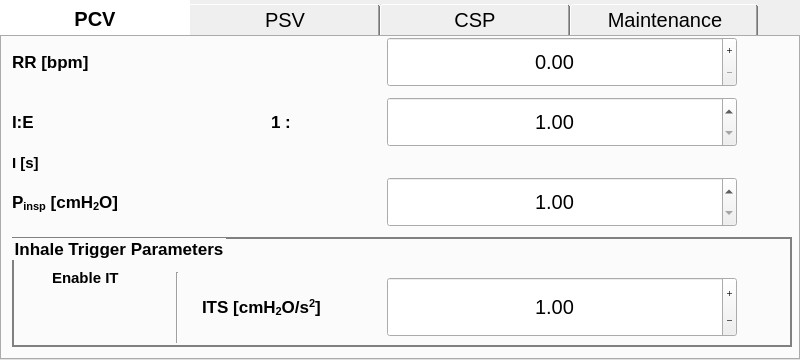
Qt form gui/settings/settings.ui (guescio/gui) before a commit.
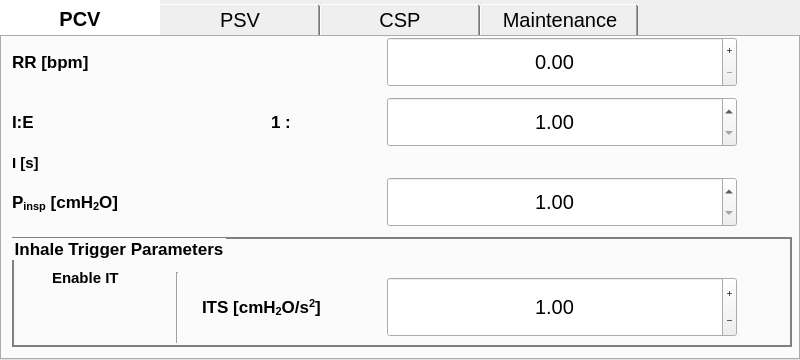
The same form after that commit. Icons and pictures are not drawn. Custom widgets are drawn as their Qt base class.

Commit message: reduce the size of tabbar items to make room for the new tab

```diff
--- a/gui/settings/settings.ui
+++ b/gui/settings/settings.ui
@@ -84,7 +84,7 @@
       <property name="styleSheet">
        <string notr="true">QTabBar::tab {
     /* make the tab large enough to show the full text */
-    width: 190px;
+    width: 160px;
 	height: 35px;
 }
 
```
